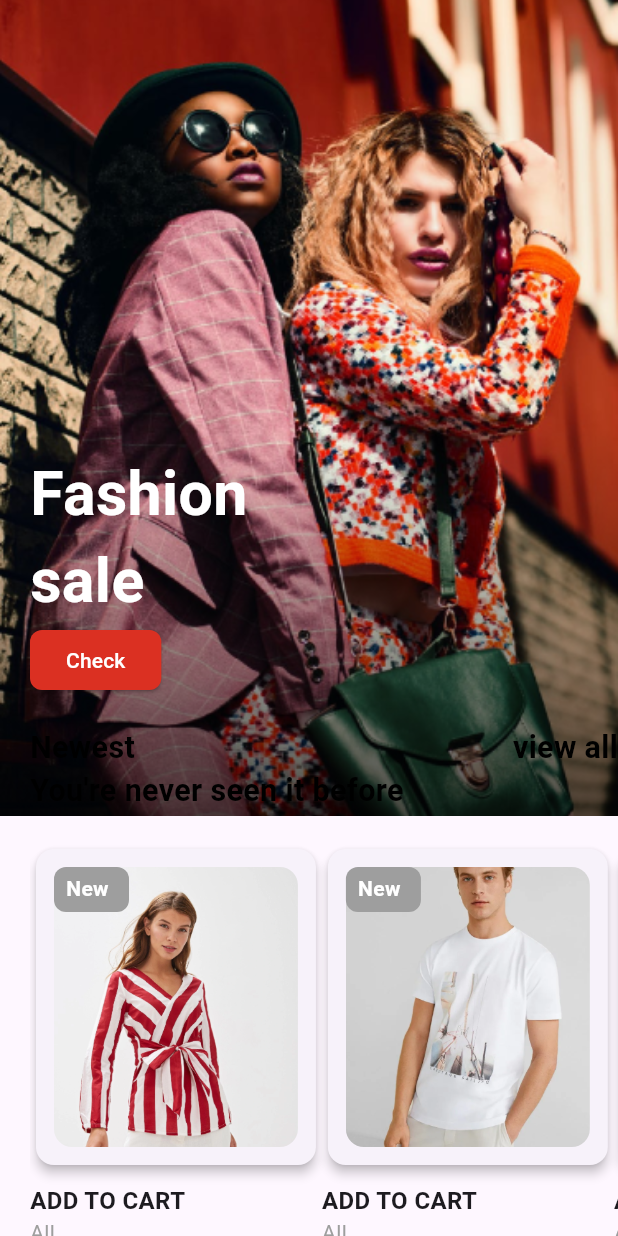
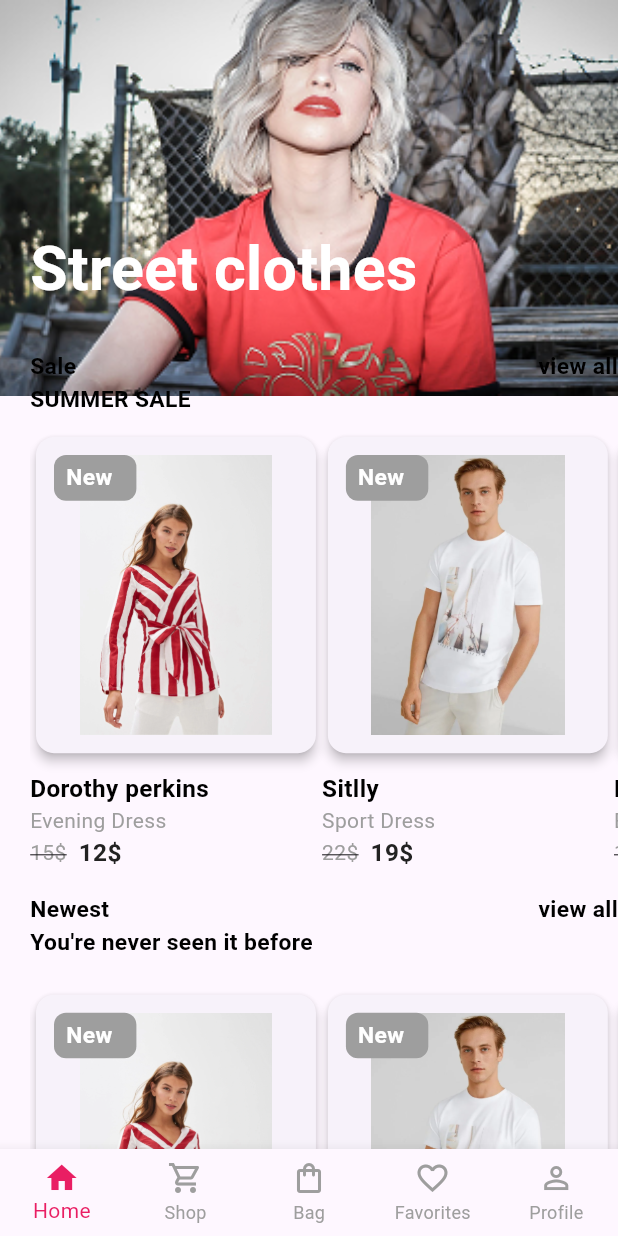
Before and after one commit to MQasimTayyab/Fashion_Sale, a Flutter app: the screen it shows after launch, after a tap on "Check", on a phone screen of 412 x 824 dp. Run offline on Flutter 3.47's test engine with Material 3 defaults, Android fonts, the light colour scheme and no system bars; our stand-ins replace flutter_screenutil, get, page_transition; Roboto replaces fonts that are missing (Poppine).

Commit message:
updated code

```diff
--- a/lib/Data/app_textstyle.dart
+++ b/lib/Data/app_textstyle.dart
@@ -27,7 +27,7 @@ class AppTextstyle {
     String? fontFamily,
   }) {
     return TextStyle(
-      fontSize: fontsize ?? 20.sp,
+      fontSize: fontsize ?? 15.sp,
       color: color ?? AppColors.filterBlack,
       fontFamily: fontFamily ?? 'Poppine',
       fontWeight: fontWeight ?? FontWeight.bold,
--- /dev/null
+++ b/lib/Domain/Model/product_model.dart
@@ -0,0 +1,27 @@
+class ProductModel {
+  String? imagePath;
+  String? discount;
+  String? brand;
+  String? productName;
+  String? oldPrice;
+  String? newPrice;
+
+  ProductModel({
+    this.imagePath,
+    this.discount,
+    this.brand,
+    this.productName,
+    this.oldPrice,
+    this.newPrice,
+  });
+  factory ProductModel.fromjson(Map<String, dynamic> json) {
+    return ProductModel(
+      imagePath: json["imagePath"],
+      discount: json["discount"],
+      brand: json["brand"] as String,
+      productName: json["productName"],
+      oldPrice: json["oldPrice"],
+      newPrice: json["newPrice"],
+    );
+  }
+}
--- a/lib/Presentation/Common/bottom_navigation.dart
+++ b/lib/Presentation/Common/bottom_navigation.dart
@@ -0,0 +1,42 @@
+import 'package:fashion_sale/Presentation/Common/bottomnav_controller.dart';
+import 'package:flutter/material.dart';
+import 'package:get/get.dart';
+
+class CommonBottomNavBar extends StatelessWidget {
+  CommonBottomNavBar({super.key});
+
+  final BottomNavController controller = Get.put(BottomNavController());
+
+  @override
+  Widget build(BuildContext context) {
+    return Obx(() => BottomNavigationBar(
+          type: BottomNavigationBarType.fixed,
+          currentIndex: controller.selectedIndex.value,
+          selectedItemColor: Colors.pink,
+          unselectedItemColor: Colors.grey,
+          onTap: controller.changeIndex,
+          items: const [
+            BottomNavigationBarItem(
+              icon: Icon(Icons.home),
+              label: "Home",
+            ),
+            BottomNavigationBarItem(
+              icon: Icon(Icons.shopping_cart_outlined),
+              label: "Shop",
+            ),
+            BottomNavigationBarItem(
+              icon: Icon(Icons.shopping_bag_outlined),
+              label: "Bag",
+            ),
+            BottomNavigationBarItem(
+              icon: Icon(Icons.favorite_border),
+              label: "Favorites",
+            ),
+            BottomNavigationBarItem(
+              icon: Icon(Icons.person_outline),
+              label: "Profile",
+            ),
+          ],
+        ));
+  }
+}
--- /dev/null
+++ b/lib/Presentation/Common/bottomnav_controller.dart
@@ -0,0 +1,9 @@
+import 'package:get/get.dart';
+
+class BottomNavController extends GetxController {
+  var selectedIndex = 0.obs;
+
+  void changeIndex(int index) {
+    selectedIndex.value = index;
+  }
+}
--- a/lib/Presentation/Common/common_card.dart
+++ b/lib/Presentation/Common/common_card.dart
@@ -1,6 +1,9 @@
+import 'package:fashion_sale/Data/app_color.dart';
+import 'package:fashion_sale/Data/app_textstyle.dart';
+import 'package:fashion_sale/Data/extenstion.dart';
 import 'package:flutter/material.dart';
 import 'package:flutter_screenutil/flutter_screenutil.dart';
-import 'common_text.dart'; // adjust path according to your project structure
+import 'common_text.dart';
 
 class ProductCard extends StatelessWidget {
   final String imagePath;
@@ -44,14 +47,14 @@ class ProductCard extends StatelessWidget {
                         borderRadius: BorderRadius.circular(12),
                         child: Image.asset(
                           imagePath,
-                          fit: BoxFit.cover,
+                          fit: BoxFit.contain,
                           height: 184.h,
                           width: 148.w,
                         ),
                       ),
                       Container(
-                        height: 30,
-                        width: 50,
+                        height: 30.h,
+                        width: 50.w,
                         padding:
                             EdgeInsets.symmetric(horizontal: 8, vertical: 4),
                         decoration: BoxDecoration(
@@ -60,9 +63,9 @@ class ProductCard extends StatelessWidget {
                         ),
                         child: CommonText(
                           text: discount,
-                          style: const TextStyle(
-                            color: Colors.white,
-                            fontWeight: FontWeight.bold,
+                          style: AppTextstyle.texttwo(
+                            context,
+                            color: AppColors.whiteText,
                           ),
                         ),
                       ),
@@ -75,34 +78,31 @@ class ProductCard extends StatelessWidget {
           Column(
             crossAxisAlignment: CrossAxisAlignment.start,
             children: [
-              const SizedBox(height: 8),
+              8.Y,
               CommonText(
                 text: brand,
-                style: const TextStyle(
-                  fontSize: 16,
-                  fontWeight: FontWeight.bold,
-                ),
+                style: AppTextstyle.texttwo(context, fontsize: 16.sp),
               ),
               CommonText(
                 text: productName,
-                style: const TextStyle(color: Colors.grey),
+                style: TextStyle(color: Colors.grey),
               ),
               Row(
                 children: [
                   CommonText(
-                    text: oldPrice,
-                    style: const TextStyle(
+                    text: "${oldPrice.toString()}\$",
+                    style: TextStyle(
                       color: Colors.grey,
                       decoration: TextDecoration.lineThrough,
                     ),
                   ),
-                  const SizedBox(width: 8),
+                  8.x,
                   CommonText(
-                    text: newPrice,
-                    style: const TextStyle(
-                      color: Colors.black,
-                      fontWeight: FontWeight.bold,
-                      fontSize: 16,
+                    text: "${newPrice.toString()}\$",
+                    style: AppTextstyle.texttwo(
+                      context,
+                      color: AppColors.blackIcon,
+                      fontsize: 16.sp,
                     ),
                   ),
                 ],
--- a/lib/Presentation/Widget/homepage/home_page.dart
+++ b/lib/Presentation/Widget/homepage/home_page.dart
@@ -1,9 +1,14 @@
+import 'package:fashion_sale/Application/Services/Navigation_Services/navigation_services.dart';
 import 'package:fashion_sale/Data/app_strings.dart';
 import 'package:fashion_sale/Data/app_textstyle.dart';
 import 'package:fashion_sale/Data/extenstion.dart';
+import 'package:fashion_sale/Domain/Model/product_model.dart';
+import 'package:fashion_sale/Presentation/Common/bottom_navigation.dart';
 import 'package:fashion_sale/Presentation/Common/common_btn.dart';
 import 'package:fashion_sale/Presentation/Common/common_card.dart';
 import 'package:fashion_sale/Presentation/Common/common_text.dart';
+import 'package:fashion_sale/Presentation/Widget/street_cloth/street_cloth.dart';
+import 'package:fashion_sale/dummt_product.dart';
 import 'package:flutter/material.dart';
 import 'package:flutter_screenutil/flutter_screenutil.dart';
 
@@ -41,8 +46,12 @@ class _HomePageState extends State<HomePage> {
                         text: AppStrings.fashionsalee,
                         style: AppTextstyle.textone(context),
                       ),
-                      CommonButton(text: AppStrings.check, onPressed: () {}),
-                      20.Y,
+                      CommonButton(
+                          text: AppStrings.check,
+                          onPressed: () {
+                            Navigate.to(context, StreetCloth());
+                          }),
+                      25.h.Y,
 
                       //new
                       Column(
@@ -69,40 +78,16 @@ class _HomePageState extends State<HomePage> {
                           SingleChildScrollView(
                             scrollDirection: Axis.horizontal,
                             child: Row(
-                              children: [
-                                ProductCard(
-                                    imagePath:
-                                        'assets/images/ff48013c2e83ffc52e71ad79aa63042d84df66ea (1).png',
-                                    discount: AppStrings.neww,
-                                    brand: AppStrings.addtocart,
-                                    productName: AppStrings.all,
-                                    oldPrice: AppStrings.accessories,
-                                    newPrice: AppStrings.bag),
-                                ProductCard(
-                                    imagePath:
-                                        'assets/images/744caf4f8cbe22e0d501d66b730b03c24f793383.png',
-                                    discount: AppStrings.neww,
-                                    brand: AppStrings.addtocart,
-                                    productName: AppStrings.all,
-                                    oldPrice: AppStrings.accessories,
-                                    newPrice: AppStrings.bag),
-                                ProductCard(
-                                    imagePath:
-                                        'assets/images/ff48013c2e83ffc52e71ad79aa63042d84df66ea (1).png',
-                                    discount: AppStrings.neww,
-                                    brand: AppStrings.addtocart,
-                                    productName: AppStrings.all,
-                                    oldPrice: AppStrings.accessories,
-                                    newPrice: AppStrings.bag),
-                                ProductCard(
-                                    imagePath:
-                                        'assets/images/744caf4f8cbe22e0d501d66b730b03c24f793383.png',
-                                    discount: AppStrings.neww,
-                                    brand: AppStrings.addtocart,
-                                    productName: AppStrings.all,
-                                    oldPrice: AppStrings.accessories,
-                                    newPrice: AppStrings.bag),
-                              ],
+                              children: dummyproducts.map((product) {
+                                return ProductCard(
+                                  imagePath: product.imagePath.toString(),
+                                  discount: product.discount.toString(),
+                                  brand: product.brand.toString(),
+                                  productName: product.productName.toString(),
+                                  oldPrice: product.oldPrice.toString(),
+                                  newPrice: product.newPrice.toString(),
+                                );
+                              }).toList(),
                             ),
                           )
                         ],
@@ -115,6 +100,130 @@ class _HomePageState extends State<HomePage> {
           ],
         ),
       ),
+      bottomNavigationBar: CommonBottomNavBar(),
     );
   }
 }
+
+List<ProductModel> dummyproducts =
+    dummyproduct.map((e) => ProductModel.fromjson(e)).toList();
+
+///
+///
+///
+// import 'package:fashion_sale/Data/app_strings.dart';
+// import 'package:fashion_sale/Data/app_textstyle.dart';
+// import 'package:fashion_sale/Domain/Model/product_model.dart';
+// import 'package:fashion_sale/Presentation/Common/bottom_navigation.dart';
+// import 'package:fashion_sale/Presentation/Common/common_btn.dart';
+// import 'package:fashion_sale/Presentation/Common/common_card.dart';
+// import 'package:fashion_sale/Presentation/Common/common_text.dart';
+// import 'package:fashion_sale/dummt_product.dart';
+// import 'package:flutter/material.dart';
+// import 'package:flutter_screenutil/flutter_screenutil.dart';
+
+// class HomePage extends StatelessWidget {
+//   const HomePage({super.key});
+
+//   @override
+//   Widget build(BuildContext context) {
+//     return Scaffold(
+//       body: SingleChildScrollView(
+//         child: Column(
+//           children: [
+//             // Banner Section
+//             Stack(
+//               children: [
+//                 Container(
+//                   height: 0.65.sh, // 65% of screen height
+//                   width: 1.sw, // full screen width
+//                   color: Colors.grey,
+//                   child: Image.asset(
+//                     'assets/images/Big_Banner.png',
+//                     fit: BoxFit.cover,
+//                   ),
+//                 ),
+
+//                 // Positioned text + button
+//                 Positioned(
+//                   top: 0.38.sh, // 38% of screen height
+//                   left: 20.w,
+//                   right: 20.w,
+//                   child: Column(
+//                     crossAxisAlignment: CrossAxisAlignment.start,
+//                     children: [
+//                       CommonText(
+//                         text: AppStrings.fashionsalee,
+//                         style: AppTextstyle.textone(context),
+//                       ),
+//                       16.h.verticalSpace,
+//                       CommonButton(
+//                         text: AppStrings.check,
+//                         onPressed: () {},
+//                       ),
+//                       25.h.verticalSpace,
+
+//                       // New products section
+//                       Column(
+//                         crossAxisAlignment: CrossAxisAlignment.start,
+//                         children: [
+//                           Row(
+//                             mainAxisAlignment: MainAxisAlignment.spaceBetween,
+//                             children: [
+//                               CommonText(
+//                                 text: AppStrings.newest,
+//                                 style: AppTextstyle.texttwo(context),
+//                               ),
+//                               CommonText(
+//                                 text: AppStrings.viewall,
+//                                 style: AppTextstyle.texttwo(context),
+//                               ),
+//                             ],
+//                           ),
+//                           8.h.verticalSpace,
+//                           CommonText(
+//                             text: AppStrings.youvenever,
+//                             style: AppTextstyle.texttwo(context),
+//                           ),
+//                           20.h.verticalSpace,
+
+//                           // Horizontal product list
+//                           SizedBox(
+//                             height: 280.h,
+//                             child: ListView.builder(
+//                               scrollDirection: Axis.horizontal,
+//                               itemCount: dummyproducts.length,
+//                               itemBuilder: (context, index) {
+//                                 final product = dummyproducts[index];
+//                                 return Padding(
+//                                   padding: EdgeInsets.only(right: 12.w),
+//                                   child: ProductCard(
+//                                     imagePath: product.imagePath.toString(),
+//                                     discount: product.discount.toString(),
+//                                     brand: product.brand.toString(),
+//                                     productName: product.productName.toString(),
+//                                     oldPrice: product.oldPrice.toString(),
+//                                     newPrice: product.newPrice.toString(),
+//                                   ),
+//                                 );
+//                               },
+//                             ),
+//                           ),
+//                         ],
+//                       ),
+//                     ],
+//                   ),
+//                 ),
+//               ],
+//             ),
+//           ],
+//         ),
+//       ),
+//       bottomNavigationBar: CommonBottomNavBar(),
+//     );
+//   }
+// }
+
+// // Convert dummy map data → ProductModel
+// List<ProductModel> dummyproducts =
+//     dummyproduct.map((e) => ProductModel.fromjson(e)).toList();
--- /dev/null
+++ b/lib/Presentation/Widget/street_cloth/street_cloth.dart
@@ -0,0 +1,140 @@
+import 'package:fashion_sale/Data/app_strings.dart';
+import 'package:fashion_sale/Data/app_textstyle.dart';
+import 'package:fashion_sale/Data/extenstion.dart';
+import 'package:fashion_sale/Presentation/Common/bottom_navigation.dart';
+import 'package:fashion_sale/Presentation/Common/common_btn.dart';
+import 'package:fashion_sale/Presentation/Common/common_card.dart';
+import 'package:fashion_sale/Presentation/Common/common_text.dart';
+import 'package:fashion_sale/Presentation/Widget/homepage/home_page.dart';
+import 'package:flutter/material.dart';
+import 'package:flutter_screenutil/flutter_screenutil.dart';
+
+class StreetCloth extends StatefulWidget {
+  const StreetCloth({super.key});
+
+  @override
+  State<StreetCloth> createState() => _StreetClothState();
+}
+
+class _StreetClothState extends State<StreetCloth> {
+  @override
+  Widget build(BuildContext context) {
+    return Scaffold(
+      body: SingleChildScrollView(
+        child: Column(
+          children: [
+            Stack(
+              children: [
+                Container(
+                  color: Colors.grey,
+                  height: 260.h,
+                  width: 390.w,
+                  child: Image.asset(
+                    'assets/images/pexels-photo-911677 (1).png',
+                    fit: BoxFit.cover,
+                  ),
+                ),
+                Padding(
+                  padding: const EdgeInsets.only(top: 150, left: 20),
+                  child: Column(
+                    crossAxisAlignment: CrossAxisAlignment.start,
+                    children: [
+                      CommonText(
+                        text: AppStrings.streetcloth,
+                        style:
+                            AppTextstyle.textone(context, color: Colors.white),
+                      ),
+
+                      25.h.Y,
+
+                      //new
+                      Column(
+                        crossAxisAlignment: CrossAxisAlignment.start,
+                        children: [
+                          Row(
+                            mainAxisAlignment: MainAxisAlignment.spaceBetween,
+                            children: [
+                              CommonText(
+                                text: AppStrings.sale,
+                                style: AppTextstyle.texttwo(context),
+                              ),
+                              CommonText(
+                                text: AppStrings.viewall,
+                                style: AppTextstyle.texttwo(context),
+                              ),
+                            ],
+                          ),
+                          CommonText(
+                            text: AppStrings.supersummer,
+                            style: AppTextstyle.texttwo(context),
+                          ),
+                          10.Y,
+                          SingleChildScrollView(
+                            scrollDirection: Axis.horizontal,
+                            child: Row(
+                              children: dummyproducts.map((product) {
+                                return ProductCard(
+                                  imagePath: product.imagePath.toString(),
+                                  discount: product.discount.toString(),
+                                  brand: product.brand.toString(),
+                                  productName: product.productName.toString(),
+                                  oldPrice: product.oldPrice.toString(),
+                                  newPrice: product.newPrice.toString(),
+                                );
+                              }).toList(),
+                            ),
+                          )
+                        ],
+                      ),
+                      15.Y,
+                      //second
+                      Column(
+                        crossAxisAlignment: CrossAxisAlignment.start,
+                        children: [
+                          Row(
+                            mainAxisAlignment: MainAxisAlignment.spaceBetween,
+                            children: [
+                              CommonText(
+                                text: AppStrings.newest,
+                                style: AppTextstyle.texttwo(context),
+                              ),
+                              CommonText(
+                                text: AppStrings.viewall,
+                                style: AppTextstyle.texttwo(context),
+                              ),
+                            ],
+                          ),
+                          CommonText(
+                            text: AppStrings.youvenever,
+                            style: AppTextstyle.texttwo(context),
+                          ),
+                          20.Y,
+                          SingleChildScrollView(
+                            scrollDirection: Axis.horizontal,
+                            child: Row(
+                              children: dummyproducts.map((product) {
+                                return ProductCard(
+                                  imagePath: product.imagePath.toString(),
+                                  discount: product.discount.toString(),
+                                  brand: product.brand.toString(),
+                                  productName: product.productName.toString(),
+                                  oldPrice: product.oldPrice.toString(),
+                                  newPrice: product.newPrice.toString(),
+                                );
+                              }).toList(),
+                            ),
+                          )
+                        ],
+                      )
+                    ],
+                  ),
+                )
+              ],
+            )
+          ],
+        ),
+      ),
+      bottomNavigationBar: CommonBottomNavBar(),
+    );
+  }
+}
--- /dev/null
+++ b/lib/dummt_product.dart
@@ -0,0 +1,39 @@
+List<Map<String, dynamic>> dummyproduct = [
+  {
+    "imagePath":
+        "assets/images/ff48013c2e83ffc52e71ad79aa63042d84df66ea (1).png",
+    "discount": "New",
+    "brand": "Dorothy perkins",
+    "productName": "Evening Dress",
+    "oldPrice": "15",
+    "newPrice": "12"
+  },
+  {
+    "imagePath": "assets/images/744caf4f8cbe22e0d501d66b730b03c24f793383.png",
+    "discount": "New",
+    "brand": "Sitlly",
+    "productName": "Sport Dress",
+    "oldPrice": "22",
+    "newPrice": "19"
+  },
+
+  //second time
+
+  {
+    "imagePath":
+        "assets/images/ff48013c2e83ffc52e71ad79aa63042d84df66ea (1).png",
+    "discount": "New",
+    "brand": "Dorothy perkins",
+    "productName": "Evening Dress",
+    "oldPrice": "15",
+    "newPrice": "12"
+  },
+  {
+    "imagePath": "assets/images/744caf4f8cbe22e0d501d66b730b03c24f793383.png",
+    "discount": "New",
+    "brand": "Dorothy",
+    "productName": "Evening Dress",
+    "oldPrice": "12",
+    "newPrice": "10"
+  },
+];
--- a/pubspec.yaml
+++ b/pubspec.yaml
@@ -37,6 +37,7 @@ dependencies:
   cupertino_icons: ^1.0.8
   flutter_screenutil: ^5.9.3
   page_transition: ^2.2.1
+  get: ^4.7.2
 
 dev_dependencies:
   flutter_test:
```
Also changed, not shown: assets/images/pexels-photo-911677 (1).png (added), lib/Presentation/Widget/collections/collection.dart (added), pubspec.lock.
